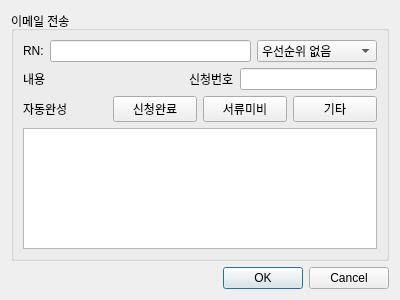
Above: ui/mail_dialog.ui from Glen-Lee-glitch/new_viewer before the change. Below: the same form after it.
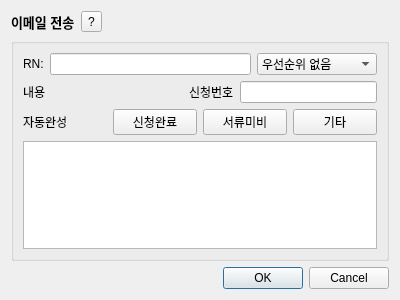
That is the form after the change.

Commit message:
feat: 이메일 다이얼로그 도움말 기능 추가
- 상단에 물음표 아이콘 도움말 버튼 추가
- 시스템 표준 물음표 아이콘(SP_MessageBoxQuestion) 적용
- RN 번호, 우선순위, 자동완성 버튼 사용법 포함한 상세 도움말 구현
- HTML 형식으로 가독성 높은 도움말 표시
- 툴팁으로 '이메일 형식 도움말' 힌트 제공

```diff
--- a/ui/mail_dialog.ui
+++ b/ui/mail_dialog.ui
@@ -14,10 +14,51 @@
    <string>Dialog</string>
   </property>
   <layout class="QVBoxLayout" name="verticalLayout">
+   <item>
+    <layout class="QHBoxLayout" name="horizontalLayout_header">
+     <item>
+      <widget class="QLabel" name="label_title">
+       <property name="text">
+        <string>이메일 전송</string>
+       </property>
+       <property name="font">
+        <font>
+         <pointsize>10</pointsize>
+         <weight>75</weight>
+         <bold>true</bold>
+        </font>
+       </property>
+      </widget>
+     </item>
+     <item>
+      <widget class="QToolButton" name="helpButton">
+       <property name="text">
+        <string>?</string>
+       </property>
+       <property name="toolTip">
+        <string>이메일 형식 도움말</string>
+       </property>
+      </widget>
+     </item>
+     <item>
+      <spacer name="horizontalSpacer_header">
+       <property name="orientation">
+        <enum>Qt::Orientation::Horizontal</enum>
+       </property>
+       <property name="sizeHint" stdset="0">
+        <size>
+         <width>40</width>
+         <height>20</height>
+        </size>
+       </property>
+      </spacer>
+     </item>
+    </layout>
+   </item>
    <item>
     <widget class="QGroupBox" name="groupBox">
      <property name="title">
-      <string>이메일 전송</string>
+      <string></string>
      </property>
      <layout class="QVBoxLayout" name="verticalLayout_3">
       <item>
```
The commit also changes 1 other file.
